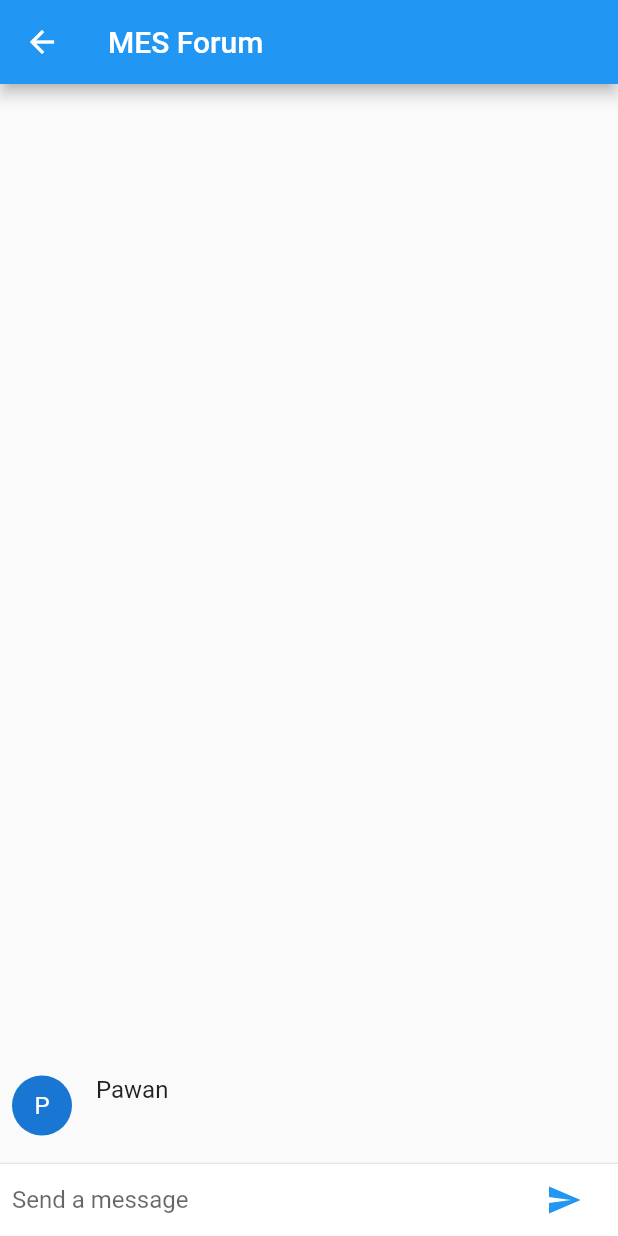
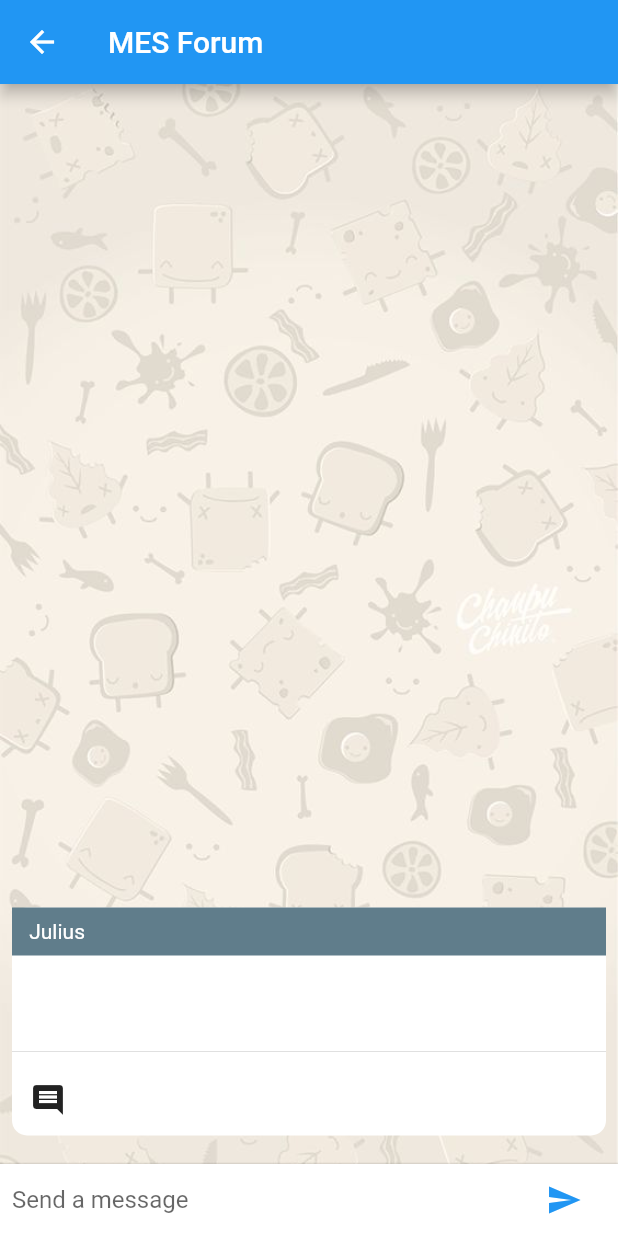
Before and after one commit to nssebirumbi/mes, a Flutter app: the Forum screen opened directly, after a tap on the "send" icon, on a phone screen of 412 x 824 dp. Run offline on Flutter 3.47's test engine with Material 2 defaults, Android fonts, the phone set to English and light mode, and no system bars; our stand-ins replace font_awesome_flutter.

Commit message:
change in the structure of the forum

```diff
--- a/lib/chatmessage.dart
+++ b/lib/chatmessage.dart
@@ -1,6 +1,6 @@
 import 'package:flutter/material.dart';
 
-const String _name = "Pawan";
+const String _name = " Julius";
 
 class ChatMessage extends StatelessWidget {
   final String text;
@@ -9,28 +9,66 @@ class ChatMessage extends StatelessWidget {
   @override
   Widget build(BuildContext context) {
     return new Container(
+      decoration: myBoxDecoration(),
       margin: const EdgeInsets.symmetric(vertical: 10.0),
       child: new Row(
         crossAxisAlignment: CrossAxisAlignment.start,
         children: <Widget>[
-          new Container(
-            margin: const EdgeInsets.only(right: 16.0),
-            child: new CircleAvatar(
-              child: new Text(_name[0]),
+          // new Container(
+          //   margin: const EdgeInsets.fromLTRB(20.0,0.0,16.0,2.0),
+          //   child: new CircleAvatar(
+          //     child: new Text(_name[0]),
+          //   ),
+          // ),
+          Container(
+
+                child: Expanded(
+                child: new Column(
+                crossAxisAlignment: CrossAxisAlignment.start,
+                children: <Widget>[
+                  Container(
+                    padding: EdgeInsets.all(8.0),
+                    decoration: new BoxDecoration(
+                      //borderRadius: new BorderRadius.circular(16.0),
+                      color: Colors.blueGrey,
+                    ),
+                      child: Row(
+                      children: <Widget>[
+                        new Text(_name,
+                        style: TextStyle(color: Colors.white)
+                        )
+                        ]
+                      ),
+                  ),
+                  new Container(
+                    margin: const EdgeInsets.all(20.0),
+                    child: new Text(text),
+                  ),
+                  Divider(),
+                  new Container(
+                    margin: const EdgeInsets.all(0.0),
+                    child: Container(
+                        margin: const EdgeInsets.all(0.0),
+                        child: new IconButton(
+                        icon: new Icon(Icons.comment),
+                        onPressed: () => {},
+                      ),
+                    ),
+                  ),
+                ],
+              ),
             ),
           ),
-          new Column(
-            crossAxisAlignment: CrossAxisAlignment.start,
-            children: <Widget>[
-              new Text(_name, style: Theme.of(context).textTheme.subhead),
-              new Container(
-                margin: const EdgeInsets.only(top: 5.0),
-                child: new Text(text),
-              )
-            ],
-          )
         ],
       ),
     );
   }
+BoxDecoration myBoxDecoration() {
+  return BoxDecoration(
+    borderRadius: BorderRadius.all(
+        Radius.circular(10.0) //         <--- border radius here
+    ),
+    color: Colors.white,
+  );
 }
+}
--- a/lib/chatscreen.dart
+++ b/lib/chatscreen.dart
@@ -50,7 +50,14 @@ class ChatScreenState extends State<ChatScreen> {
 
   @override
   Widget build(BuildContext context) {
-    return new Column(
+    return Container(
+      decoration: BoxDecoration(
+          image: DecorationImage(
+            image: AssetImage("asset/images/backgroung.jpg"),
+            fit: BoxFit.cover,
+          ),
+        ),
+        child: new Column(
           children: <Widget>[
             new Flexible(
               child: new ListView.builder(
@@ -70,6 +77,7 @@ class ChatScreenState extends State<ChatScreen> {
             child: _textComposerWidget(),
           ),
         ],
+      ),
     );
   }
 }
--- a/pubspec.yaml
+++ b/pubspec.yaml
@@ -61,6 +61,7 @@ flutter:
    - images/civil.jpg
    - images/logo.png
    - images/Me.jpg
+   - asset/images/backgroung.jpg
 
   # An image asset can refer to one or more resolution-specific "variants", see
   # https://flutter.io/assets-and-images/#resolution-aware.
```
Also changed, not shown: asset/images/backgroung.jpg (added). Lines whose indentation alone changed are shown as unchanged.
